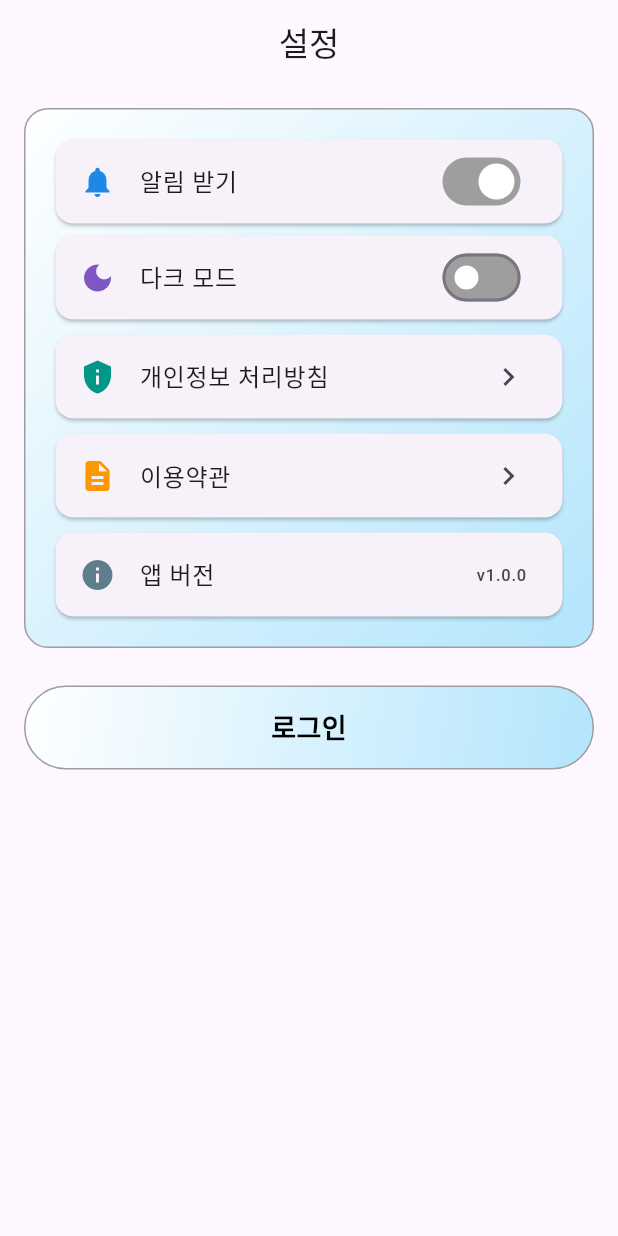
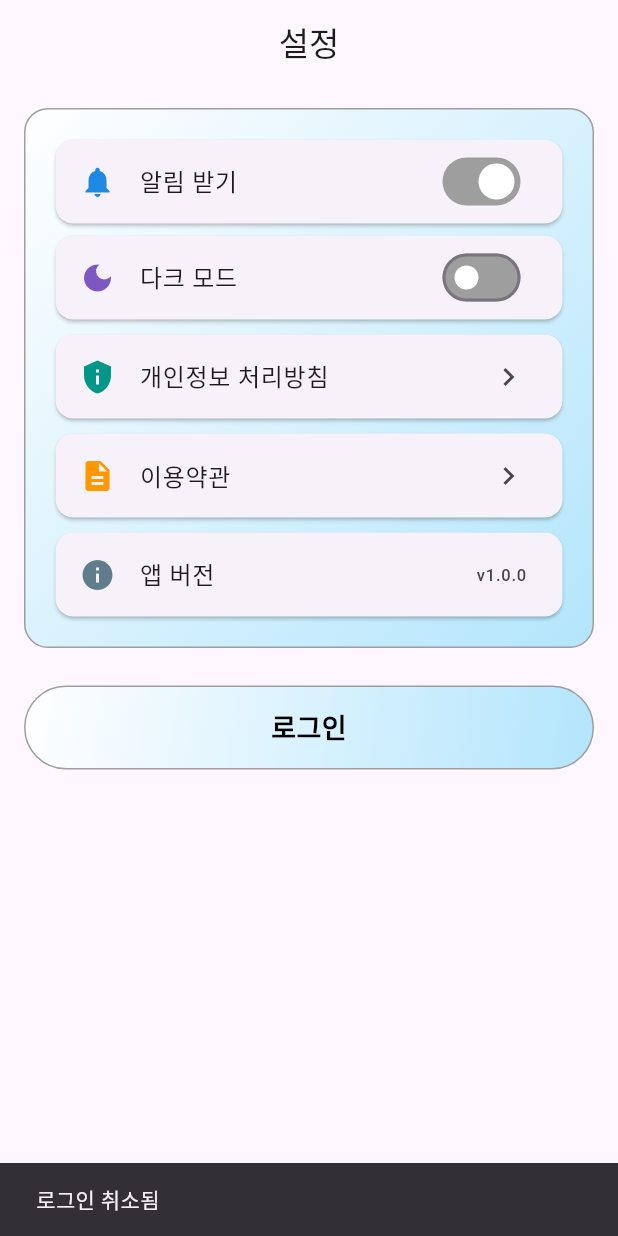
Before and after one commit to jeonghunlee99/airquality, a Flutter app: the SettingsScreen screen opened directly, after a tap on "로그인", on a phone screen of 412 x 824 dp. Run offline on Flutter 3.47's test engine with Material 3 defaults, Android fonts, the phone set to English and light mode, and no system bars; our stand-ins replace dio, firebase_auth, firebase_core, flutter_riverpod, geolocator, google_fonts and 1 more; missing offline and left inert: proj4dart; accounts and stored records are empty.

```diff
--- a/lib/main.dart
+++ b/lib/main.dart
@@ -1,10 +1,13 @@
 import 'package:airquality/setting_page/setting_screen.dart';
+import 'package:firebase_core/firebase_core.dart';
 import 'package:flutter/material.dart';
 import 'package:flutter_riverpod/flutter_riverpod.dart';
 import 'airquality_page/air_quality_controller.dart';
 import 'main_home_screen.dart';
 
-void main() {
+void main() async {
+  WidgetsFlutterBinding.ensureInitialized();
+  await Firebase.initializeApp();
   runApp(ProviderScope(child: MyApp()));
 }
 
--- a/lib/setting_page/setting_screen.dart
+++ b/lib/setting_page/setting_screen.dart
@@ -1,6 +1,8 @@
 import 'package:flutter/material.dart';
 import 'package:flutter_riverpod/flutter_riverpod.dart';
 import 'package:google_fonts/google_fonts.dart';
+
+import '../utils/auth_service.dart';
 
 
 final themeModeProvider = StateProvider<ThemeMode>((ref) => ThemeMode.light);
@@ -83,15 +85,24 @@ class SettingsScreen extends ConsumerWidget {
           ),
           SizedBox(height: 25),
           GestureDetector(
-            onTap: () {
-              // 로그인 함수 넣기
+            onTap: () async {
+              final user = await AuthService().signInWithGoogle();
+              if (user != null) {
+                ScaffoldMessenger.of(context).showSnackBar(
+                  SnackBar(content: Text("환영합니다, ${user.displayName}!")),
+                );
+              } else {
+                ScaffoldMessenger.of(context).showSnackBar(
+                  const SnackBar(content: Text("로그인 취소됨")),
+                );
+              }
             },
             child: Container(
               decoration: BoxDecoration(
                 gradient: LinearGradient(
                   colors: Theme.of(context).brightness == Brightness.dark
                       ? [Colors.grey.shade900, Colors.blueGrey.shade800]
-                      : [Colors.white, Color(0xFFB3E5FC)],
+                      : [Colors.white, const Color(0xFFB3E5FC)],
                   begin: Alignment.topLeft,
                   end: Alignment.bottomRight,
                 ),
@@ -111,7 +122,7 @@ class SettingsScreen extends ConsumerWidget {
                 ),
               ),
             ),
-          ),
+          )
         ],
       ),
     );
--- /dev/null
+++ b/lib/utils/auth_service.dart
@@ -0,0 +1,27 @@
+import 'package:firebase_auth/firebase_auth.dart';
+import 'package:google_sign_in/google_sign_in.dart';
+
+class AuthService {
+  final FirebaseAuth _auth = FirebaseAuth.instance;
+  final GoogleSignIn _googleSignIn = GoogleSignIn();
+
+  Future<User?> signInWithGoogle() async {
+    // 1. 구글 로그인 다이얼로그 표시
+    final GoogleSignInAccount? googleUser = await _googleSignIn.signIn();
+    if (googleUser == null) return null; // 사용자가 취소한 경우
+
+    // 2. 인증 정보 가져오기
+    final GoogleSignInAuthentication googleAuth =
+    await googleUser.authentication;
+
+    // 3. Firebase Auth 자격 증명 생성
+    final credential = GoogleAuthProvider.credential(
+      accessToken: googleAuth.accessToken,
+      idToken: googleAuth.idToken,
+    );
+
+    // 4. Firebase에 로그인
+    final userCredential = await _auth.signInWithCredential(credential);
+    return userCredential.user;
+  }
+}
--- a/pubspec.yaml
+++ b/pubspec.yaml
@@ -43,6 +43,9 @@ dependencies:
   kakao_flutter_sdk_user: ^1.9.7+3
   kakao_flutter_sdk_common: ^1.9.7+3
   google_fonts: ^6.1.0
+  firebase_core: ^3.6.0
+  firebase_auth: ^5.3.1
+  google_sign_in: ^6.2.1
 dev_dependencies:
   flutter_test:
     sdk: flutter
```
Also changed, not shown: pubspec.lock, 3 other files.
